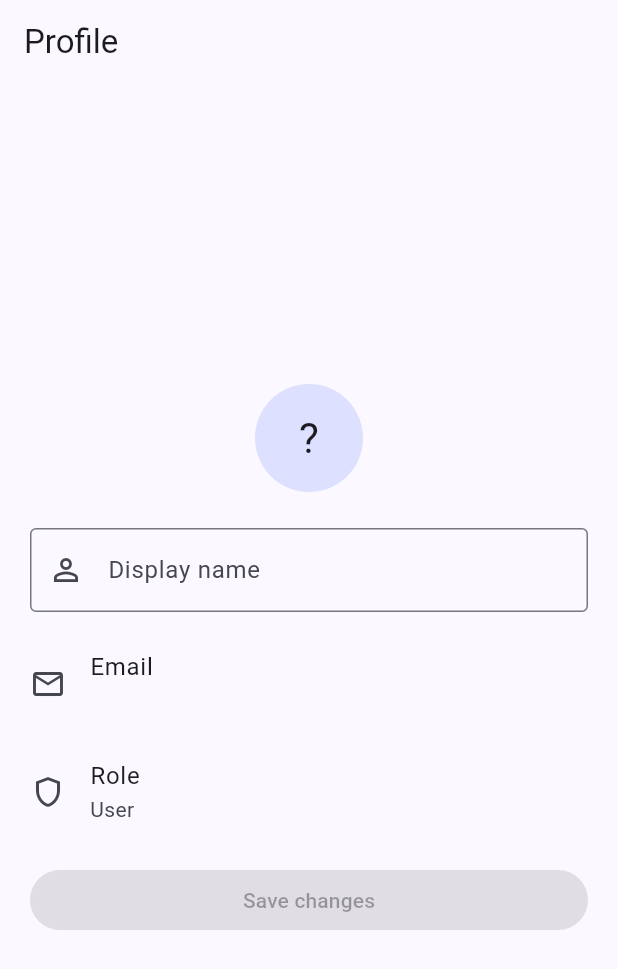
After one commit to bangash40/feedback-review-app, a Flutter app: the ProfileScreen screen opened by its route, on a phone screen of 412 x 824 dp. The commit adds this screen. Shown: the top 969 px of the screen. Run offline on Flutter 3.47's test engine with Material 3 defaults, Android fonts, the phone set to English and light mode, and no system bars; our stand-ins replace cloud_firestore, firebase_auth, firebase_core, fl_chart, flutter_riverpod, go_router; accounts and stored records are empty.

Commit message:
Add profile screen

```diff
--- a/lib/core/constants/app_routes.dart
+++ b/lib/core/constants/app_routes.dart
@@ -18,6 +18,8 @@ class AppRoutes {
 
   static const myFeedback = '/my-feedback';
 
+  static const profile = '/profile';
+
   static const adminFeedbackPattern = '/admin/feedback/:id';
   static String adminFeedback(String id) => '/admin/feedback/$id';
 
--- a/lib/core/router/app_router.dart
+++ b/lib/core/router/app_router.dart
@@ -15,6 +15,7 @@ import '../../features/items/home_screen.dart';
 import '../../features/items/item_detail_screen.dart';
 import '../../features/items/item_form_screen.dart';
 import '../../features/items/manage_items_screen.dart';
+import '../../features/profile/profile_screen.dart';
 import '../../providers/auth_providers.dart';
 import '../constants/app_routes.dart';
 
@@ -66,6 +67,10 @@ final routerProvider = Provider<GoRouter>((ref) {
       GoRoute(
         path: AppRoutes.myFeedback,
         builder: (context, state) => const MyFeedbackScreen(),
+      ),
+      GoRoute(
+        path: AppRoutes.profile,
+        builder: (context, state) => const ProfileScreen(),
       ),
       GoRoute(
         path: AppRoutes.admin,
--- a/lib/features/admin/admin_dashboard_screen.dart
+++ b/lib/features/admin/admin_dashboard_screen.dart
@@ -46,6 +46,11 @@ class AdminDashboardScreen extends ConsumerWidget {
                     icon: const Icon(Icons.manage_accounts),
                     onPressed: () => context.push(AppRoutes.adminUsers),
                   ),
+                IconButton(
+                  tooltip: 'Profile',
+                  icon: const Icon(Icons.person_outline),
+                  onPressed: () => context.push(AppRoutes.profile),
+                ),
                 IconButton(
                   tooltip: 'Log out',
                   icon: const Icon(Icons.logout),
--- a/lib/features/items/home_screen.dart
+++ b/lib/features/items/home_screen.dart
@@ -27,6 +27,11 @@ class HomeScreen extends ConsumerWidget {
             tooltip: 'My feedback',
             icon: const Icon(Icons.rate_review_outlined),
             onPressed: () => context.push(AppRoutes.myFeedback),
+          ),
+          IconButton(
+            tooltip: 'Profile',
+            icon: const Icon(Icons.person_outline),
+            onPressed: () => context.push(AppRoutes.profile),
           ),
           IconButton(
             tooltip: 'Log out',
--- /dev/null
+++ b/lib/features/profile/profile_screen.dart
@@ -0,0 +1,163 @@
+import 'package:flutter/material.dart';
+import 'package:flutter_riverpod/flutter_riverpod.dart';
+
+import '../../core/utils/snackbars.dart';
+import '../../core/utils/validators.dart';
+import '../../core/widgets/state_views.dart';
+import '../../models/app_user.dart';
+import '../../providers/auth_providers.dart';
+
+/// View and edit the signed-in user's display name; see their role.
+class ProfileScreen extends ConsumerWidget {
+  const ProfileScreen({super.key});
+
+  @override
+  Widget build(BuildContext context, WidgetRef ref) {
+    final user = ref.watch(currentUserProvider);
+
+    return Scaffold(
+      appBar: AppBar(title: const Text('Profile')),
+      body: user.when(
+        loading: () => const LoadingView(),
+        error: (error, _) => ErrorView(
+          error: error,
+          onRetry: () => ref.invalidate(currentUserProvider),
+        ),
+        data: (user) => user == null
+            ? const EmptyView(
+                icon: Icons.person_off_outlined,
+                title: 'Profile not found',
+                message: 'Try logging out and back in.',
+              )
+            : _ProfileForm(user: user),
+      ),
+    );
+  }
+}
+
+class _ProfileForm extends ConsumerStatefulWidget {
+  const _ProfileForm({required this.user});
+
+  final AppUser user;
+
+  @override
+  ConsumerState<_ProfileForm> createState() => _ProfileFormState();
+}
+
+class _ProfileFormState extends ConsumerState<_ProfileForm> {
+  final _formKey = GlobalKey<FormState>();
+  late final TextEditingController _nameController;
+
+  @override
+  void initState() {
+    super.initState();
+    _nameController = TextEditingController(text: widget.user.name);
+  }
+
+  @override
+  void didUpdateWidget(_ProfileForm oldWidget) {
+    super.didUpdateWidget(oldWidget);
+    // A save from elsewhere (or another device) should be reflected here too,
+    // but not while the user is mid-edit with unsaved changes of their own.
+    final saving = ref.read(profileControllerProvider).isLoading;
+    if (!saving && _nameController.text == oldWidget.user.name) {
+      _nameController.text = widget.user.name;
+    }
+  }
+
+  @override
+  void dispose() {
+    _nameController.dispose();
+    super.dispose();
+  }
+
+  bool get _hasChanges => _nameController.text.trim() != widget.user.name;
+
+  Future<void> _save() async {
+    if (!_formKey.currentState!.validate()) return;
+    final messenger = ScaffoldMessenger.of(context);
+    final saved = await ref
+        .read(profileControllerProvider.notifier)
+        .updateName(_nameController.text);
+    if (saved && mounted) {
+      messenger
+        ..hideCurrentSnackBar()
+        ..showSnackBar(const SnackBar(content: Text('Profile updated')));
+    }
+  }
+
+  @override
+  Widget build(BuildContext context) {
+    ref.listen(profileControllerProvider, (_, next) {
+      if (next is AsyncError) showErrorSnackBar(context, next.error);
+    });
+    final isSaving = ref.watch(profileControllerProvider).isLoading;
+    final theme = Theme.of(context);
+
+    return SafeArea(
+      child: Center(
+        child: SingleChildScrollView(
+          padding: const EdgeInsets.all(20),
+          child: ConstrainedBox(
+            constraints: const BoxConstraints(maxWidth: 480),
+            child: Column(
+              crossAxisAlignment: CrossAxisAlignment.stretch,
+              children: [
+                Center(
+                  child: CircleAvatar(
+                    radius: 36,
+                    child: Text(
+                      widget.user.name.isEmpty
+                          ? '?'
+                          : widget.user.name[0].toUpperCase(),
+                      style: theme.textTheme.headlineMedium,
+                    ),
+                  ),
+                ),
+                const SizedBox(height: 24),
+                Form(
+                  key: _formKey,
+                  onChanged: () => setState(() {}),
+                  child: TextFormField(
+                    controller: _nameController,
+                    textCapitalization: TextCapitalization.words,
+                    validator: Validators.name,
+                    decoration: const InputDecoration(
+                      labelText: 'Display name',
+                      prefixIcon: Icon(Icons.person_outline),
+                      border: OutlineInputBorder(),
+                    ),
+                  ),
+                ),
+                const SizedBox(height: 12),
+                ListTile(
+                  contentPadding: EdgeInsets.zero,
+                  leading: const Icon(Icons.email_outlined),
+                  title: const Text('Email'),
+                  subtitle: Text(widget.user.email),
+                ),
+                ListTile(
+                  contentPadding: EdgeInsets.zero,
+                  leading: const Icon(Icons.shield_outlined),
+                  title: const Text('Role'),
+                  subtitle: Text(widget.user.role.label),
+                ),
+                const SizedBox(height: 12),
+                FilledButton(
+                  onPressed: (isSaving || !_hasChanges) ? null : _save,
+                  child: isSaving
+                      ? const SizedBox(
+                          height: 20,
+                          width: 20,
+                          child: CircularProgressIndicator(strokeWidth: 2),
+                        )
+                      : const Text('Save changes'),
+                ),
+              ],
+            ),
+          ),
+        ),
+      ),
+    );
+  }
+}
--- a/lib/providers/auth_providers.dart
+++ b/lib/providers/auth_providers.dart
@@ -1,6 +1,7 @@
 import 'package:firebase_auth/firebase_auth.dart';
 import 'package:flutter_riverpod/flutter_riverpod.dart';
 
+import '../core/utils/app_exception.dart';
 import '../models/app_user.dart';
 import '../repositories/auth_repository.dart';
 import 'async_action_runner.dart';
@@ -69,3 +70,20 @@ class AuthController extends AsyncNotifier<void> with AsyncActionRunner {
 final authControllerProvider = AsyncNotifierProvider<AuthController, void>(
   AuthController.new,
 );
+
+/// Runs profile edits (currently just the display name).
+class ProfileController extends AsyncNotifier<void> with AsyncActionRunner {
+  @override
+  Future<void> build() async {}
+
+  Future<bool> updateName(String name) {
+    return runAction(() async {
+      final uid = ref.read(signedInUidProvider);
+      if (uid == null) throw const AppException('Please log in again.');
+      await ref.read(authRepositoryProvider).updateName(uid: uid, name: name);
+    });
+  }
+}
+
+final profileControllerProvider =
+    AsyncNotifierProvider<ProfileController, void>(ProfileController.new);
--- a/lib/repositories/auth_repository.dart
+++ b/lib/repositories/auth_repository.dart
@@ -52,6 +52,12 @@ class AuthRepository {
   Future<void> sendPasswordReset(String email) =>
       _auth.sendPasswordReset(email.trim());
 
+  /// Changes the display name on the profile document. The security rules
+  /// allow a user to change only their own name, nothing else.
+  Future<void> updateName({required String uid, required String name}) {
+    return _firestore.users.doc(uid).update({'name': name.trim()});
+  }
+
   Future<void> _createProfile({
     required String uid,
     required String name,
```
Also changed, not shown: 4 other files.
